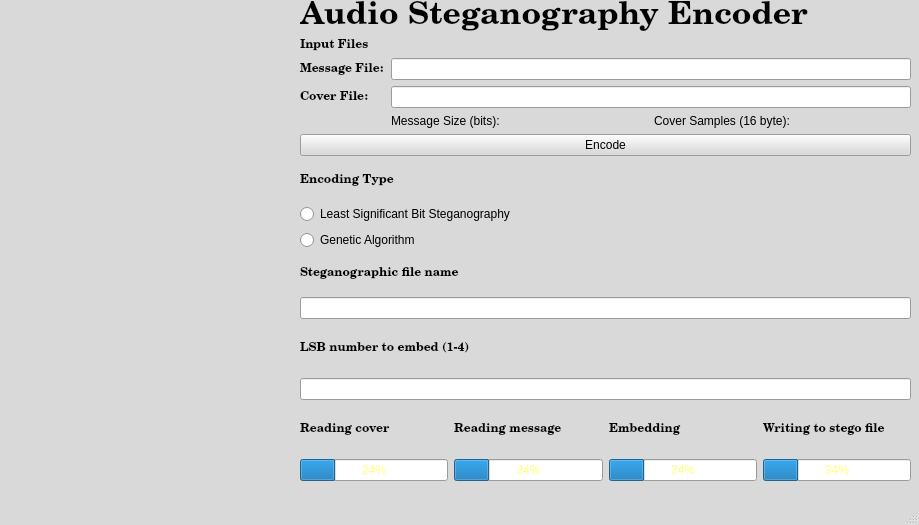
Above: src/EncodingInterface.ui from jrgouws16/Audio-Steganograpy before the change. Below: the same form after it.
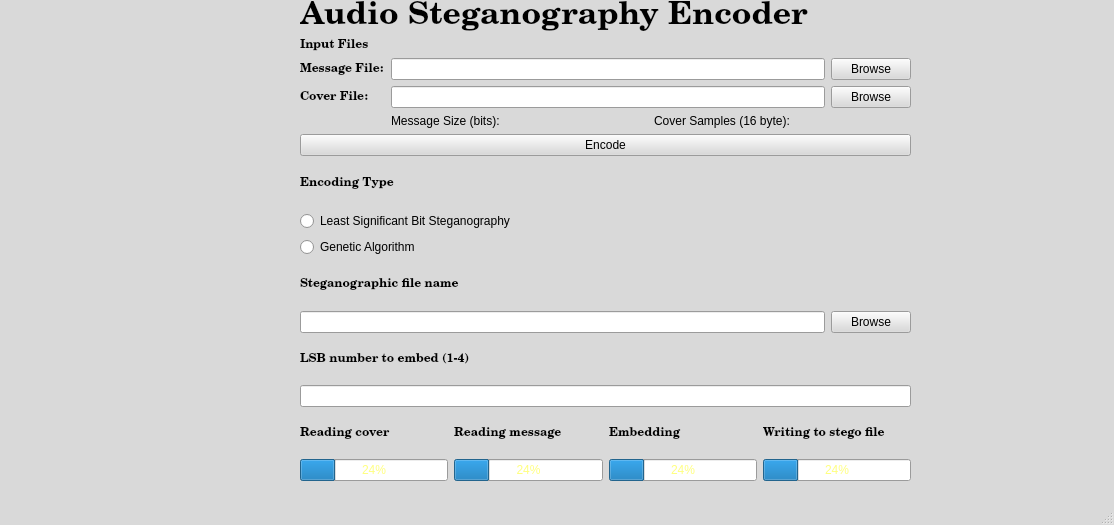
That is the form after the change.

The edit to the form file:
```diff
--- a/src/EncodingInterface.ui
+++ b/src/EncodingInterface.ui
@@ -6,7 +6,7 @@
    <rect>
     <x>0</x>
     <y>0</y>
-    <width>919</width>
+    <width>1114</width>
     <height>525</height>
    </rect>
   </property>
@@ -529,13 +529,6 @@
            </property>
           </widget>
          </item>
-         <item row="0" column="1">
-          <widget class="QLineEdit" name="lineEdit_message">
-           <property name="text">
-            <string/>
-           </property>
-          </widget>
-         </item>
          <item row="1" column="0">
           <widget class="QLabel" name="label_type_4">
            <property name="font">
@@ -550,13 +543,6 @@
            </property>
           </widget>
          </item>
-         <item row="1" column="1">
-          <widget class="QLineEdit" name="lineEdit_cover">
-           <property name="text">
-            <string/>
-           </property>
-          </widget>
-         </item>
          <item row="2" column="1">
           <layout class="QHBoxLayout" name="horizontalLayout_3">
            <item>
@@ -575,6 +561,42 @@
            </item>
           </layout>
          </item>
+         <item row="0" column="1">
+          <layout class="QHBoxLayout" name="horizontalLayout_4">
+           <item>
+            <widget class="QLineEdit" name="lineEdit_message">
+             <property name="text">
+              <string/>
+             </property>
+            </widget>
+           </item>
+           <item>
+            <widget class="QPushButton" name="pushButton_browse_message">
+             <property name="text">
+              <string>Browse</string>
+             </property>
+            </widget>
+           </item>
+          </layout>
+         </item>
+         <item row="1" column="1">
+          <layout class="QHBoxLayout" name="horizontalLayout_5">
+           <item>
+            <widget class="QLineEdit" name="lineEdit_cover">
+             <property name="text">
+              <string/>
+             </property>
+            </widget>
+           </item>
+           <item>
+            <widget class="QPushButton" name="pushButton_browse_cover">
+             <property name="text">
+              <string>Browse</string>
+             </property>
+            </widget>
+           </item>
+          </layout>
+         </item>
         </layout>
        </item>
        <item>
@@ -667,13 +689,27 @@
          </property>
         </widget>
        </item>
+      </layout>
+     </item>
+     <item>
+      <layout class="QHBoxLayout" name="horizontalLayout_6"/>
+     </item>
+     <item>
+      <layout class="QHBoxLayout" name="horizontalLayout_7">
        <item>
-        <widget class="QLineEdit" name="lineEdit_stegoname">
+        <widget class="QLineEdit" name="lineEdit_stegopath">
          <property name="text">
           <string/>
          </property>
         </widget>
        </item>
+       <item>
+        <widget class="QPushButton" name="pushButton_browse_stego">
+         <property name="text">
+          <string>Browse</string>
+         </property>
+        </widget>
+       </item>
       </layout>
      </item>
      <item>
```
Left out of the diff: 4 changed lines with no effect on the pictures.
